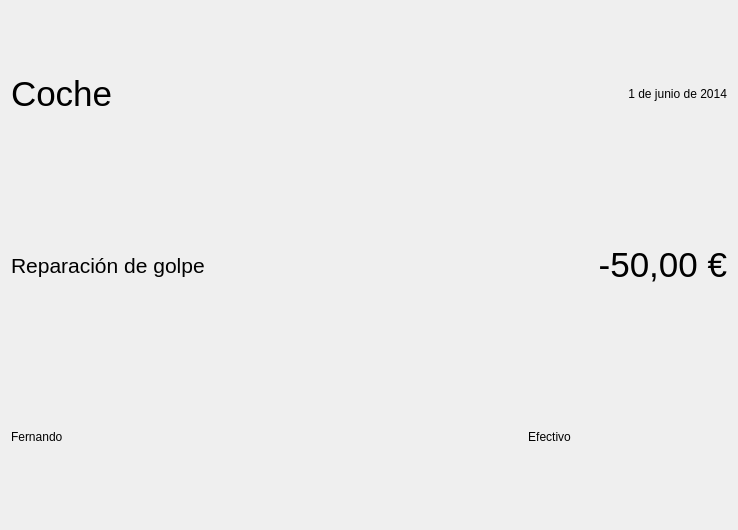
Old version of the form ui/registro.ui in the repository eboladev/moneydero.
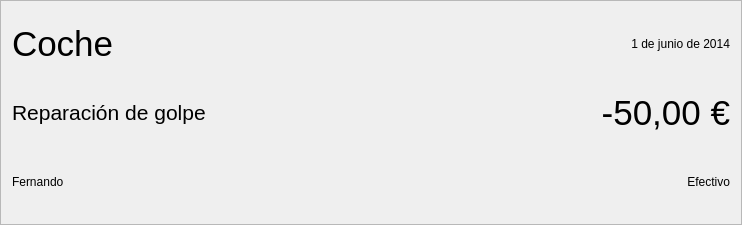
New version of the form.

Commit message: Boton de cambio ingreo / gasto

```diff
--- a/ui/registro.ui
+++ b/ui/registro.ui
@@ -1,17 +1,23 @@
 <?xml version="1.0" encoding="UTF-8"?>
 <ui version="4.0">
- <class>Form</class>
- <widget class="QWidget" name="Form">
+ <class>Frame</class>
+ <widget class="QFrame" name="Frame">
   <property name="geometry">
    <rect>
     <x>0</x>
     <y>0</y>
-    <width>738</width>
-    <height>530</height>
+    <width>742</width>
+    <height>225</height>
    </rect>
   </property>
   <property name="windowTitle">
-   <string>Form</string>
+   <string>Frame</string>
+  </property>
+  <property name="frameShape">
+   <enum>QFrame::StyledPanel</enum>
+  </property>
+  <property name="frameShadow">
+   <enum>QFrame::Raised</enum>
   </property>
   <layout class="QHBoxLayout" name="horizontalLayout">
    <item>
@@ -82,7 +88,7 @@
         <string>Efectivo</string>
        </property>
        <property name="alignment">
-        <set>Qt::AlignCenter</set>
+        <set>Qt::AlignRight|Qt::AlignTrailing|Qt::AlignVCenter</set>
        </property>
       </widget>
      </item>
```
The commit also changes 2 other files.
